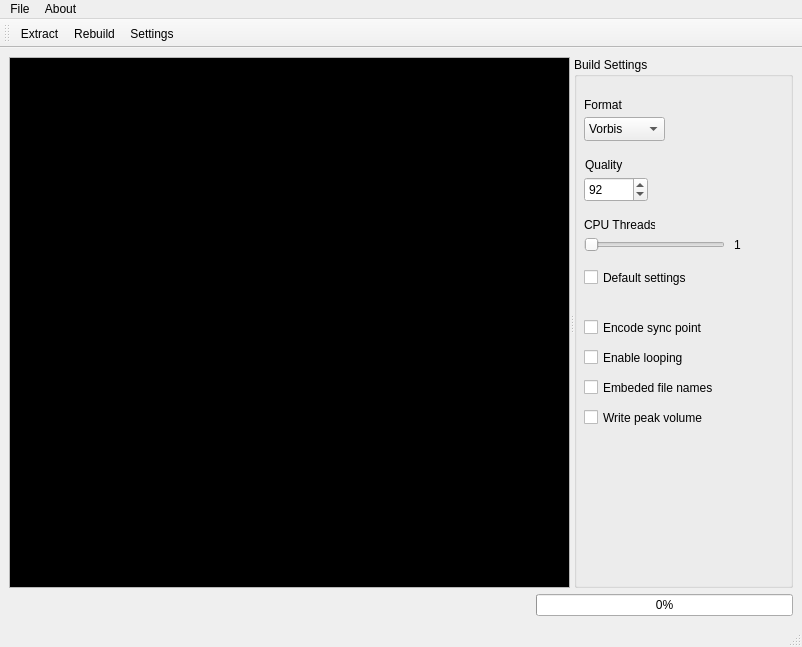
Qt form mainwindow.ui (Wouldubeinta/Fmod-Bank-Tools) before a commit.
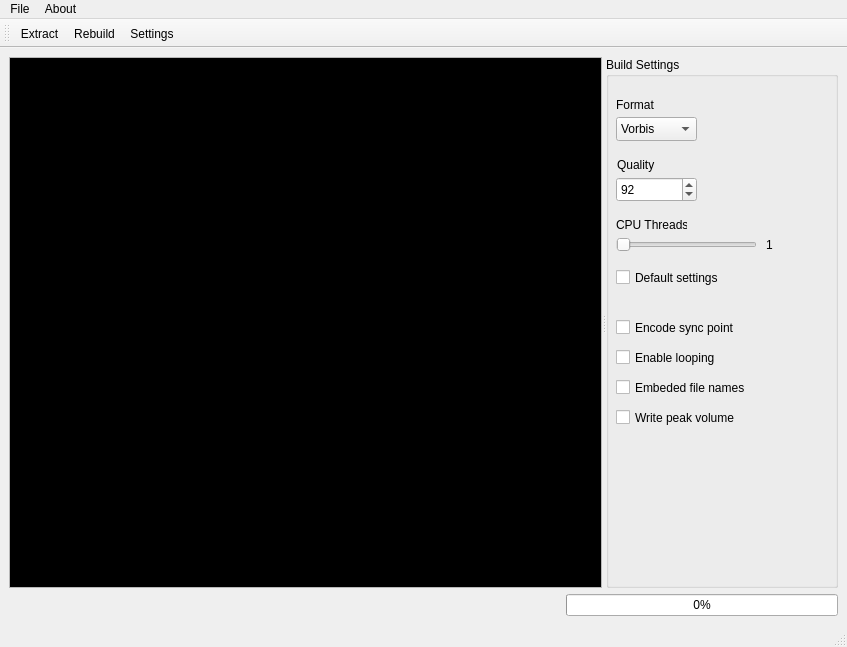
The same form after that commit. Icons and pictures are not drawn.

```diff
--- a/mainwindow.ui
+++ b/mainwindow.ui
@@ -9,7 +9,7 @@
    <rect>
     <x>0</x>
     <y>0</y>
-    <width>802</width>
+    <width>847</width>
     <height>647</height>
    </rect>
   </property>
@@ -213,7 +213,7 @@
          <rect>
           <x>10</x>
           <y>120</y>
-          <width>64</width>
+          <width>81</width>
           <height>25</height>
          </rect>
         </property>
@@ -235,7 +235,7 @@
          <rect>
           <x>10</x>
           <y>260</y>
-          <width>121</width>
+          <width>131</width>
           <height>21</height>
          </rect>
         </property>
@@ -251,7 +251,7 @@
          <rect>
           <x>10</x>
           <y>290</y>
-          <width>101</width>
+          <width>121</width>
           <height>21</height>
          </rect>
         </property>
@@ -267,7 +267,7 @@
          <rect>
           <x>10</x>
           <y>320</y>
-          <width>131</width>
+          <width>141</width>
           <height>21</height>
          </rect>
         </property>
@@ -283,7 +283,7 @@
          <rect>
           <x>10</x>
           <y>350</y>
-          <width>121</width>
+          <width>141</width>
           <height>21</height>
          </rect>
         </property>
@@ -405,7 +405,7 @@
     <rect>
      <x>0</x>
      <y>0</y>
-     <width>802</width>
+     <width>847</width>
      <height>21</height>
     </rect>
    </property>
```
Left out of the diff: 2 changed lines with no effect on the pictures.
